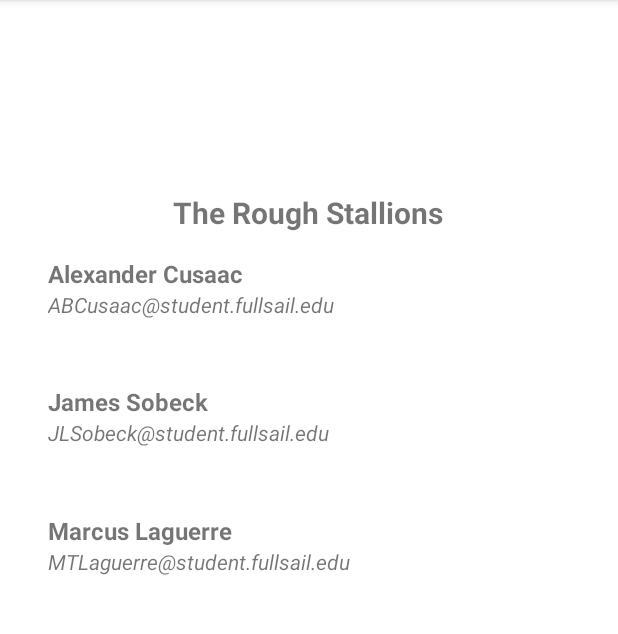
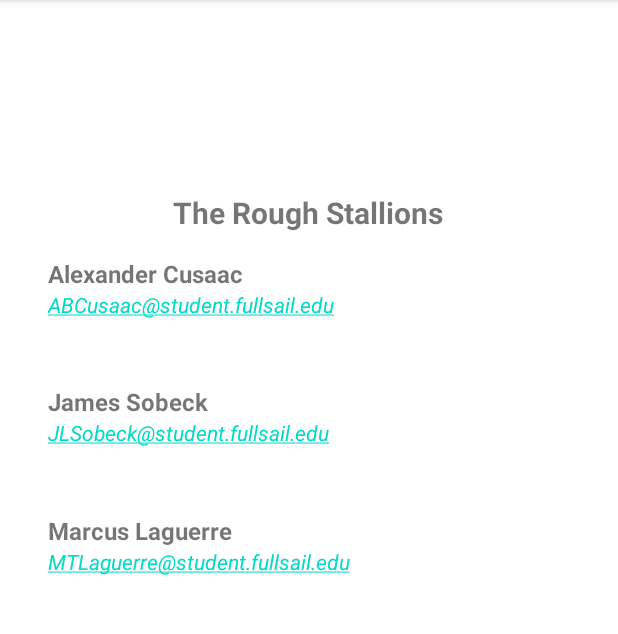
Before and after one commit to MightyChubz/genki, an Android app: the fragment ContactUsFragment shown on its own in the app's theme, on a phone screen of 412 x 824 dp, the part 84-718 px from its top. Run offline under Robolectric (Android 15) with nearby library versions, the phone set to English and light mode, and no system bars.

```diff
--- a/app/src/main/res/layout/fragment_contact_us.xml
+++ b/app/src/main/res/layout/fragment_contact_us.xml
@@ -64,6 +64,7 @@
         android:layout_marginStart="32dp"
         android:text="@string/contact_us_fragment_alexander_email"
         android:textStyle="italic"
+        android:autoLink="email"
         app:layout_constraintStart_toStartOf="parent"
         app:layout_constraintTop_toBottomOf="@+id/alexanderTextView" />
 
@@ -74,6 +75,7 @@
         android:layout_marginStart="32dp"
         android:text="@string/contact_us_fragment_james_email"
         android:textStyle="italic"
+        android:autoLink="email"
         app:layout_constraintStart_toStartOf="parent"
         app:layout_constraintTop_toBottomOf="@+id/jamesTextView" />
 
@@ -84,6 +86,7 @@
         android:layout_marginStart="32dp"
         android:text="@string/contact_us_fragment_marcus_email"
         android:textStyle="italic"
+        android:autoLink="email"
         app:layout_constraintStart_toStartOf="parent"
         app:layout_constraintTop_toBottomOf="@+id/marcusTextView" />
 </androidx.constraintlayout.widget.ConstraintLayout>
```
